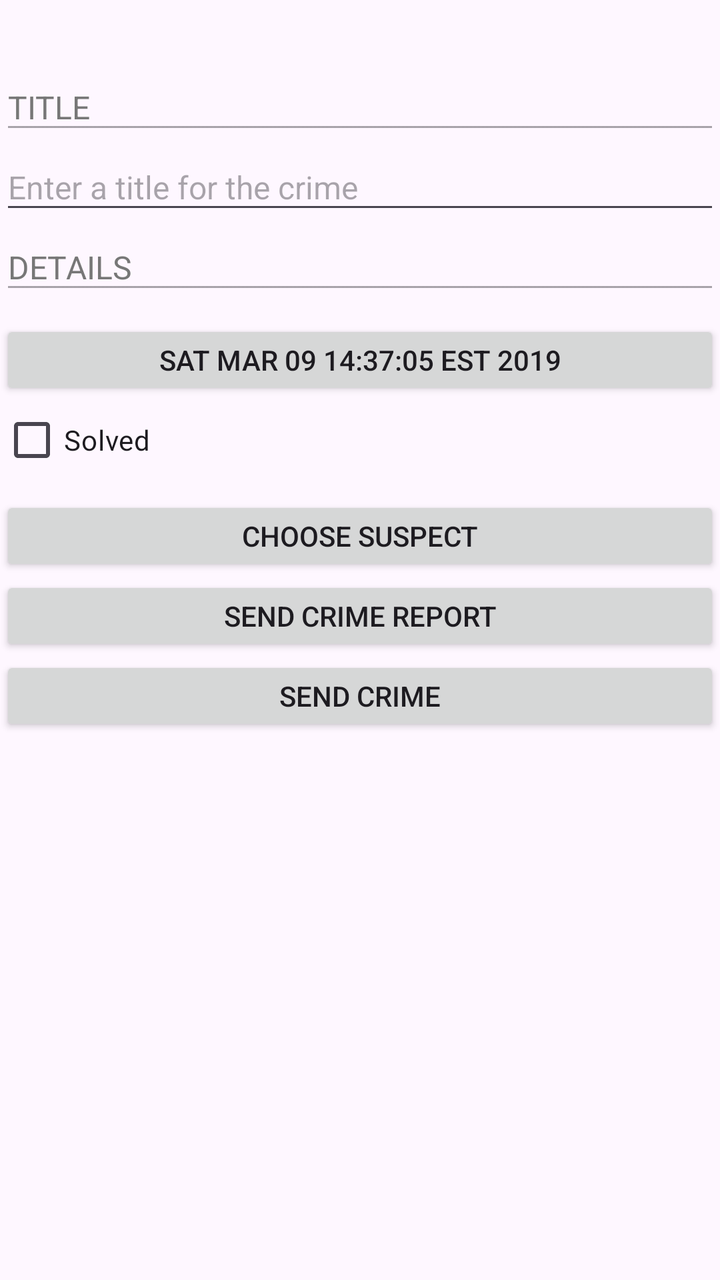
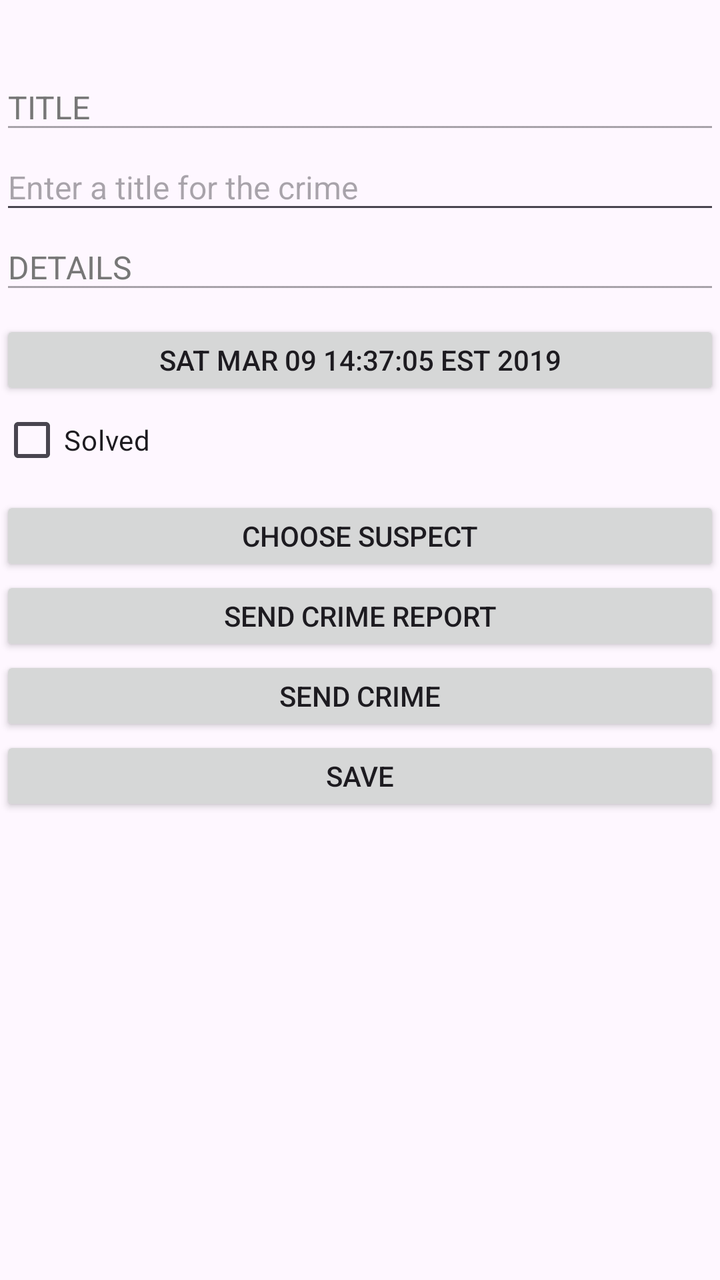

Compare the two renders of this Android layout. The source of the first and the diff that turns it into the second are given below.
<!-- AndroidManifest.xml: application theme Theme.Zd4_Moskvinav2 -->
<!-- res/layout/activity_main.xml -->
<?xml version="1.0" encoding="utf-8"?>
<androidx.constraintlayout.widget.ConstraintLayout xmlns:android="http://schemas.android.com/apk/res/android"
    xmlns:app="http://schemas.android.com/apk/res-auto"
    xmlns:tools="http://schemas.android.com/tools"
    android:id="@+id/main"
    android:layout_width="match_parent"
    android:layout_height="match_parent"
    tools:context=".MainActivity">

    <EditText
        android:layout_width="match_parent"
        android:layout_height="40dp"
        android:layout_marginTop="32dp"
        android:text="@string/title"
        android:textColor="@color/gray"
        android:textSize="16sp"
        android:enabled="false"
        app:layout_constraintLeft_toLeftOf="parent"
        app:layout_constraintTop_toTopOf="parent" />

    <EditText
        android:id="@+id/titles"
        android:layout_width="match_parent"
        android:layout_height="40dp"
        android:layout_marginTop="72dp"
        android:enabled="true"
        android:hint="@string/text2"
        android:textSize="16sp"
        app:layout_constraintLeft_toLeftOf="parent"
        app:layout_constraintTop_toTopOf="parent" />

    <EditText
        android:layout_width="match_parent"
        android:layout_height="40dp"
        android:layout_marginTop="112dp"
        android:enabled="false"
        android:textColor="@color/gray"
        android:text="@string/text3"
        android:textSize="16sp"
        app:layout_constraintLeft_toLeftOf="parent"
        app:layout_constraintTop_toTopOf="parent" />

    <androidx.appcompat.widget.AppCompatButton
        android:id="@+id/dates"
        android:layout_width="match_parent"
        android:layout_height="40dp"
        android:layout_marginTop="160dp"
        android:text="@string/text4"
        app:layout_constraintLeft_toLeftOf="parent"
        app:layout_constraintTop_toTopOf="parent" />

    <CheckBox
        android:id="@+id/solvedds"
        android:layout_width="match_parent"
        android:layout_height="40dp"
        android:layout_marginTop="200dp"
        android:text="@string/text5"
        app:layout_constraintLeft_toLeftOf="parent"
        app:layout_constraintTop_toTopOf="parent" />

    <androidx.appcompat.widget.AppCompatButton
        android:id="@+id/crime_suspect"
        android:layout_width="match_parent"
        android:layout_height="40dp"
        android:layout_marginTop="248dp"
        android:text="@string/text6"
        app:layout_constraintLeft_toLeftOf="parent"
        app:layout_constraintTop_toTopOf="parent" />

    <androidx.appcompat.widget.AppCompatButton
        android:id="@+id/crime_call_suspect"
        android:layout_width="match_parent"
        android:layout_height="40dp"
        android:layout_marginTop="288dp"
        android:enabled="true"
        android:text="@string/text7"
        app:layout_constraintLeft_toLeftOf="parent"
        app:layout_constraintTop_toTopOf="parent" />


    <androidx.appcompat.widget.AppCompatButton
        android:id="@+id/crime_send_report"
        android:layout_width="match_parent"
        android:layout_height="40dp"
        android:layout_marginTop="328dp"
        android:enabled="true"
        android:text="@string/sendreport"
        app:layout_constraintLeft_toLeftOf="parent"
        app:layout_constraintTop_toTopOf="parent" />

</androidx.constraintlayout.widget.ConstraintLayout>
<!-- resources referenced by this layout -->
<resources>
  <color name="gray">#777777</color>
  <string name="sendreport">Send crime</string>
  <string name="text2">Enter a title for the crime</string>
  <string name="text3">DETAILS</string>
  <string name="text4">SAT MAR 09 14:37:05 EST 2019</string>
  <string name="text5">Solved</string>
  <string name="text6">CHOOSE SUSPECT</string>
  <string name="text7">SEND CRIME REPORT</string>
  <string name="title">TITLE</string>
  <style name="Theme.Zd4_Moskvinav2" parent="Base.Theme.Zd4_Moskvinav2" />
  <style name="Base.Theme.Zd4_Moskvinav2" parent="Theme.Material3.DayNight.NoActionBar">
          
          
      </style>
</resources>

<!-- the commit's change to res/layout/activity_main.xml (unified diff, before → after) -->
@@ -87,5 +87,14 @@
         android:text="@string/sendreport"
         app:layout_constraintLeft_toLeftOf="parent"
         app:layout_constraintTop_toTopOf="parent" />
+    <androidx.appcompat.widget.AppCompatButton
+        android:id="@+id/btn_save_crime"
+        android:layout_width="match_parent"
+        android:layout_height="40dp"
+        android:layout_marginTop="368dp"
+        android:enabled="true"
+        android:text="Save"
+        app:layout_constraintLeft_toLeftOf="parent"
+        app:layout_constraintTop_toTopOf="parent" />
 
 </androidx.constraintlayout.widget.ConstraintLayout>
